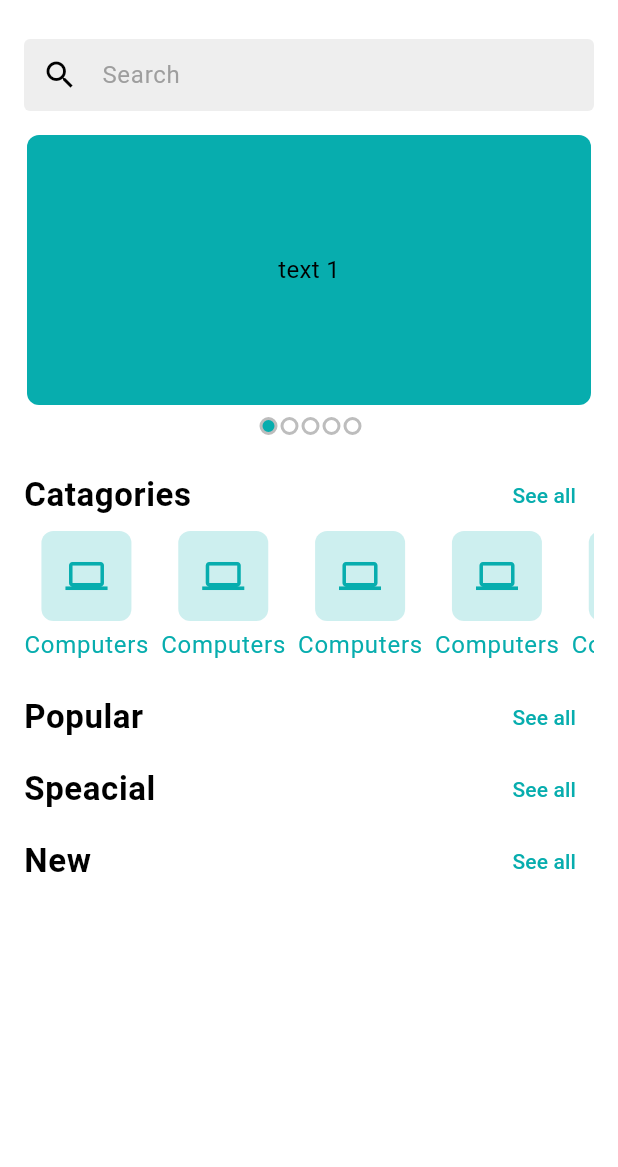
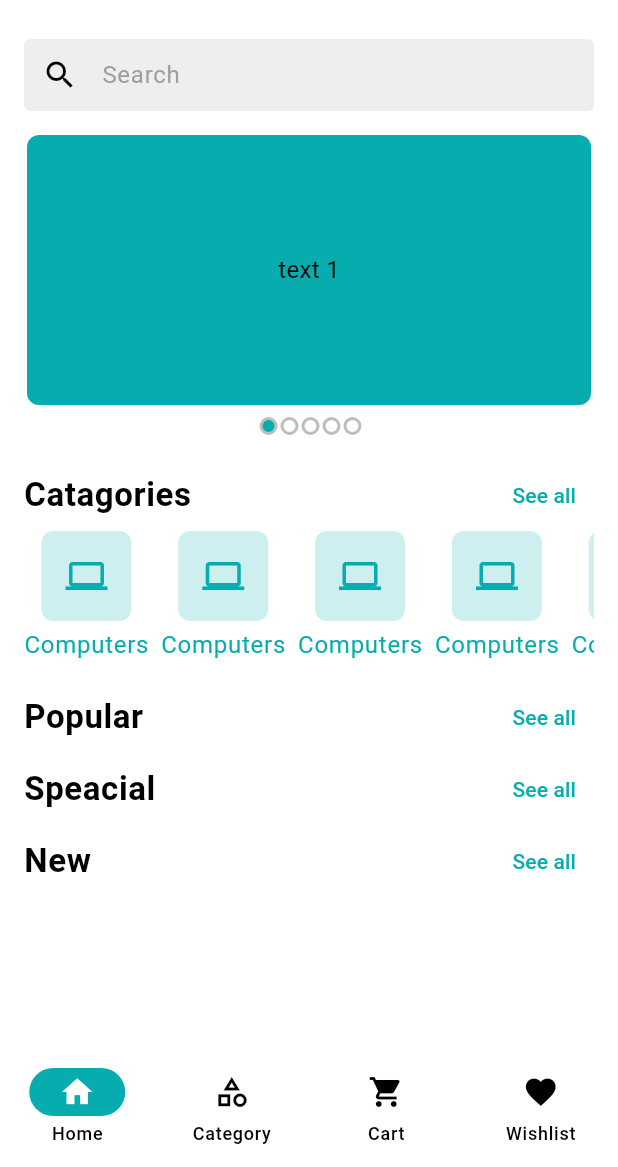
Before and after one commit to Shadislam1/crafty_bay, a Flutter app: the screen it shows after launch, on a phone screen of 412 x 824 dp, the part 69-1236 px from its top. Run offline on Flutter 3.47's test engine with Material 3 defaults, Android fonts, the phone set to English and light mode, and no system bars; drawn by our look-alikes of carousel_slider; our stand-ins replace email_validator, firebase_core, firebase_crashlytics, flutter_svg, get; accounts and stored records are empty.

Commit message:
bottomNav functionality

```diff
--- a/lib/app/app.dart
+++ b/lib/app/app.dart
@@ -1,8 +1,10 @@
 import 'package:crafty_bay/app/app_colors.dart';
 import 'package:crafty_bay/app/app_routes.dart';
 import 'package:crafty_bay/app/app_theme.dart';
+import 'package:crafty_bay/app/controller_binder.dart';
 
 import 'package:flutter/material.dart';
+import 'package:get/get.dart';
 
 import '../features/ui/screen/splash_screen.dart';
 
@@ -16,11 +18,12 @@ class CraftyBay extends StatefulWidget {
 class _CraftyBayState extends State<CraftyBay> {
   @override
   Widget build(BuildContext context) {
-    return MaterialApp(
+    return GetMaterialApp(
 
       initialRoute: SplashScreen.name,
       theme:AppTheme.lightThemeData,
       onGenerateRoute: AppRoutes.routes,
+      initialBinding: ControllerBinder() ,
 
     );
 
--- a/lib/app/app_routes.dart
+++ b/lib/app/app_routes.dart
@@ -1,10 +1,10 @@
 
 
+import 'package:crafty_bay/features/common/ui/screen/main_bottom_nav_screen.dart';
 import 'package:crafty_bay/features/product/ui/screens/product_category_screen.dart';
-import 'package:crafty_bay/features/common/ui/widgets/product_category_item.dart';
+
 import 'package:flutter/material.dart';
 
-import '../home/ui/screens/home_screen.dart';
 import '../features/ui/screen/login_screen.dart';
 import '../features/ui/screen/sign_up_screen.dart';
 import '../features/ui/screen/splash_screen.dart';
@@ -18,10 +18,8 @@ class AppRoutes{
       screenWidget = LoginScreen();
     }else if(settings.name == SignUpScreen.name){
       screenWidget = SignUpScreen();
-    }else if(settings.name == HomeScreen.name){
-      screenWidget = HomeScreen();
-    }else if(settings.name == ProductCategoryScreen.name){
-      screenWidget = ProductCategoryScreen();
+    }else if(settings.name == MainBottomNavScreen.name){
+      screenWidget = MainBottomNavScreen();
     }
     return MaterialPageRoute(builder: (context)=> screenWidget);
 
--- /dev/null
+++ b/lib/app/controller_binder.dart
@@ -0,0 +1,12 @@
+
+import 'package:crafty_bay/features/common/ui/controllers/main_bottom_nav_controller.dart';
+import 'package:crafty_bay/features/common/ui/screen/main_bottom_nav_screen.dart';
+import 'package:get/get.dart';
+
+class ControllerBinder extends Bindings{
+  @override
+  void dependencies() {
+   Get.put(MainBottomNavController());
+  }
+
+}
--- /dev/null
+++ b/lib/features/common/ui/controllers/main_bottom_nav_controller.dart
@@ -0,0 +1,20 @@
+import 'package:get/get.dart';
+
+class MainBottomNavController extends GetxController{
+  int _currentIndex = 0;
+  int get selectedIndex => _currentIndex;
+  void changeIndex(int index){
+    if(index==_currentIndex){
+      return;
+    }
+    _currentIndex = index;
+    update();
+  }
+  void moveToCategory(){
+    changeIndex(1);
+  }
+
+  void backToHome(){
+    changeIndex(0);
+  }
+}
--- /dev/null
+++ b/lib/features/common/ui/screen/main_bottom_nav_screen.dart
@@ -0,0 +1,44 @@
+import 'package:crafty_bay/features/common/ui/controllers/main_bottom_nav_controller.dart';
+import 'package:crafty_bay/features/product/ui/screens/product_category_screen.dart';
+import 'package:crafty_bay/home/ui/screens/home_screen.dart';
+import 'package:flutter/foundation.dart';
+import 'package:flutter/material.dart';
+import 'package:get/get_state_manager/src/simple/get_state.dart';
+
+class MainBottomNavScreen extends StatefulWidget {
+  const MainBottomNavScreen({super.key});
+    static final String  name = '/main-bottom-nav';
+  @override
+  State<MainBottomNavScreen> createState() => _MainBottomNavScreenState();
+}
+
+class _MainBottomNavScreenState extends State<MainBottomNavScreen> {
+  final List<Widget> _screen = [
+    HomeScreen(),
+    ProductCategoryScreen(),
+    ProductCategoryScreen(),
+    ProductCategoryScreen(),
+    ProductCategoryScreen(),
+  ];
+  @override
+  Widget build(BuildContext context) {
+    return GetBuilder<MainBottomNavController>(
+      builder: (navController) {
+        return Scaffold(
+
+          body: _screen[navController.selectedIndex],
+          bottomNavigationBar:NavigationBar(
+            selectedIndex: navController.selectedIndex,
+            onDestinationSelected:navController.changeIndex,
+              destinations: [
+                NavigationDestination(icon: Icon(Icons.home), label: 'Home'),
+                NavigationDestination(icon: Icon(Icons.category_outlined), label: 'Category'),
+                NavigationDestination(icon: Icon(Icons.shopping_cart), label: 'Cart'),
+                NavigationDestination(icon: Icon(Icons.favorite_outlined), label: 'Wishlist'),
+              ]
+          ),
+        );
+      }
+    );
+  }
+}
--- a/lib/features/common/ui/widgets/product_category_item.dart
+++ b/lib/features/common/ui/widgets/product_category_item.dart
@@ -8,7 +8,11 @@ class ProductCategoryItem extends StatelessWidget {
 
   @override
   Widget build(BuildContext context) {
-    return Column(
+    return GestureDetector(
+      onTap:(){
+        //TODO: Navigate to product list screen
+      } ,
+      child: Column(
         children: [
           Container(
             padding: EdgeInsets.all(16),
@@ -21,6 +25,7 @@ class ProductCategoryItem extends StatelessWidget {
           const SizedBox(height: 4,),
           Text('Computers',style: Theme.of(context).textTheme.bodyLarge?.copyWith(color:  AppColors.themeColor),),
         ],
+      ),
     );
   }
 }
--- a/lib/features/ui/screen/splash_screen.dart
+++ b/lib/features/ui/screen/splash_screen.dart
@@ -1,9 +1,9 @@
 
+import 'package:crafty_bay/features/common/ui/screen/main_bottom_nav_screen.dart';
 import 'package:flutter/material.dart';
 
 import '../widgets/app_logo.dart';
-import '../../../home/ui/screens/home_screen.dart';
-import 'login_screen.dart';
+
 
 
 class SplashScreen extends StatefulWidget {
@@ -25,7 +25,7 @@ class _SplashScreenState extends State<SplashScreen> {
   }
   Future<void> _moveToHomeScreen() async {
     await Future.delayed(Duration(seconds: 2));
-    Navigator.pushReplacementNamed(context, HomeScreen.name);
+    Navigator.pushReplacementNamed(context, MainBottomNavScreen.name);
   }
   @override
   Widget build(BuildContext context) {
--- a/lib/home/ui/screens/home_screen.dart
+++ b/lib/home/ui/screens/home_screen.dart
@@ -1,8 +1,11 @@
 
 import 'package:crafty_bay/app/asset_paths.dart';
+import 'package:crafty_bay/features/common/ui/controllers/main_bottom_nav_controller.dart';
 import 'package:crafty_bay/features/product/ui/screens/product_category_screen.dart';
 import 'package:flutter/material.dart';
 import 'package:flutter_svg/flutter_svg.dart';
+import 'package:get/get.dart';
+import 'package:get/get_core/src/get_main.dart';
 
 import '../widgets/app_bar_icon_button.dart';
 import '../widgets/home_carousel_slider.dart';
@@ -11,7 +14,7 @@ import '../widgets/product_search_bar.dart';
 
 class HomeScreen extends StatefulWidget {
   const HomeScreen({super.key});
-  static final name = '/home';
+
 
   @override
   State<HomeScreen> createState() => _HomeScreenState();
@@ -22,7 +25,8 @@ class _HomeScreenState extends State<HomeScreen> {
   Widget build(BuildContext context) {
     return Scaffold(
       appBar: _buildAppBar(),
-      body: Padding(
+      body: SingleChildScrollView(
+        child: Padding(
           padding: const EdgeInsets.symmetric(horizontal: 16),
           child: Column(
             children: [
@@ -33,7 +37,7 @@ class _HomeScreenState extends State<HomeScreen> {
               HomeCarouselSlider(),
               const SizedBox(height: 16,),
               _buildSectionHeader(title: 'Catagories', onTapSeeAll: () {
-              Navigator.pushNamed(context, ProductCategoryScreen.name);
+                Get.find<MainBottomNavController>().moveToCategory();
               }),
               _getCategoryList(),
               _buildSectionHeader(title: 'Popular', onTapSeeAll: () {}),
@@ -41,6 +45,7 @@ class _HomeScreenState extends State<HomeScreen> {
               _buildSectionHeader(title: 'New', onTapSeeAll: () {}),
 
             ],
+          ),
         ),
       ),
     );
--- a/pubspec.yaml
+++ b/pubspec.yaml
@@ -21,6 +21,7 @@ dependencies:
   flutter_svg: ^2.2.0
   email_validator: ^3.0.0
   carousel_slider: ^5.1.1
+  get: ^4.7.2
 
 dev_dependencies:
   flutter_test:
```
Also changed, not shown: lib/features/product/ui/screens/product_category_screen.dart (+16 -3 lines), pubspec.lock. Lines whose indentation alone changed are shown as unchanged.
